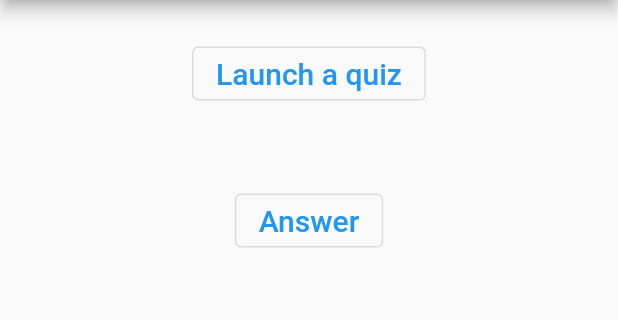
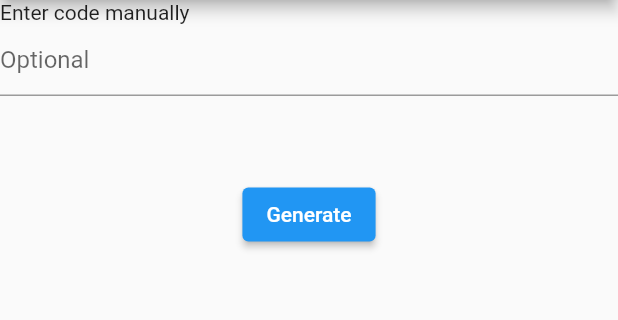
Before and after one commit to InteractiveVotingProject/InteractiveVotingFlutterApp, a Flutter app: the screen it shows after launch, after a tap on "Answer", on a phone screen of 412 x 824 dp, the part 84-404 px from its top. Run offline on Flutter 3.47's test engine with Material 2 defaults, Android fonts, the phone set to English and light mode, and no system bars; our stand-ins replace charts_flutter, qr_flutter.

Commit message:
Adding code reader page and realtime answers

```diff
--- a/lib/Homepage.dart
+++ b/lib/Homepage.dart
@@ -1,5 +1,6 @@
 import 'package:flutter/material.dart';
 import 'CreateQuiz.dart';
+import 'ReadCode.dart';
 
 class Homepage extends StatelessWidget {
   const Homepage({Key? key}) : super(key: key);
@@ -34,7 +35,12 @@ class Homepage extends StatelessWidget {
                   'Answer',
                   style: TextStyle(fontSize: 20.0),
                 ),
-                onPressed: () {},
+                onPressed: () {
+                  Navigator.push(
+                    context,
+                    MaterialPageRoute(builder: (context) => const ReadCode()),
+                  );
+                },
               ),
             ),
           ]))),
--- /dev/null
+++ b/lib/ReadCode.dart
@@ -0,0 +1,45 @@
+import 'package:flutter/material.dart';
+import 'package:interactive_voting_flutter_app/Homepage.dart';
+
+class ReadCode extends StatelessWidget {
+  const ReadCode({Key? key}) : super(key: key);
+  @override
+  Widget build(BuildContext context) {
+    return MaterialApp(
+        home: Scaffold(
+      appBar: AppBar(
+        title: Text('Quiz App'),
+      ),
+      body: Center(
+        child: Column(
+          children: <Widget>[
+            Container(
+              child: Column(
+                crossAxisAlignment: CrossAxisAlignment.stretch,
+                children: <Widget>[
+                  Text('Enter code manually', textAlign: TextAlign.left),
+                  TextField(
+                    decoration: InputDecoration(hintText: 'Optional'),
+                  ),
+                  SizedBox(height: 30),
+                ],
+              ),
+            ),
+            Container(
+              margin: EdgeInsets.all(25),
+              child: ElevatedButton(
+                onPressed: () {
+                  Navigator.push(
+                    context,
+                    MaterialPageRoute(builder: (context) => const Homepage()),
+                  );
+                },
+                child: const Text('Generate'),
+              ),
+            )
+          ],
+        ),
+      ),
+    ));
+  }
+}
--- a/pubspec.yaml
+++ b/pubspec.yaml
@@ -29,6 +29,8 @@ dependencies:
   # Use with the CupertinoIcons class for iOS style icons.
   cupertino_icons: ^1.0.2
   qr_flutter: ^4.0.0
+  qr_code_scanner: ^0.6.1
+  charts_flutter: ^0.11.0
 
 
 dev_dependencies:
```
Also changed, not shown: lib/RealTime.dart (added, +55 -0 lines), pubspec.lock, 7 other files.
